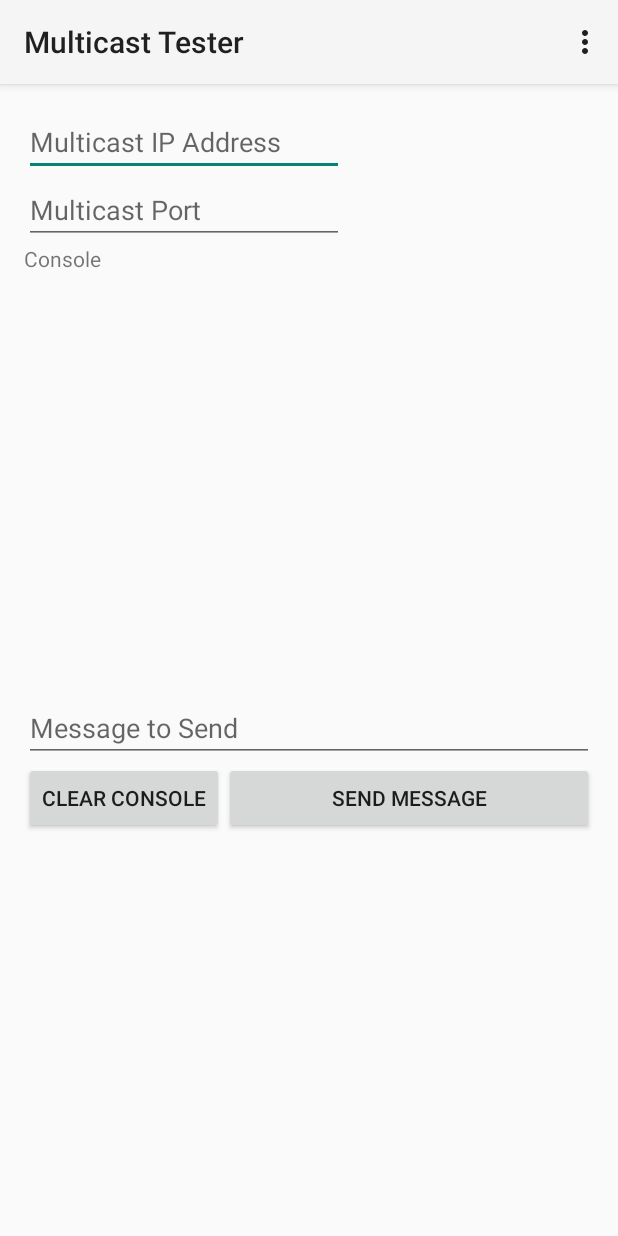
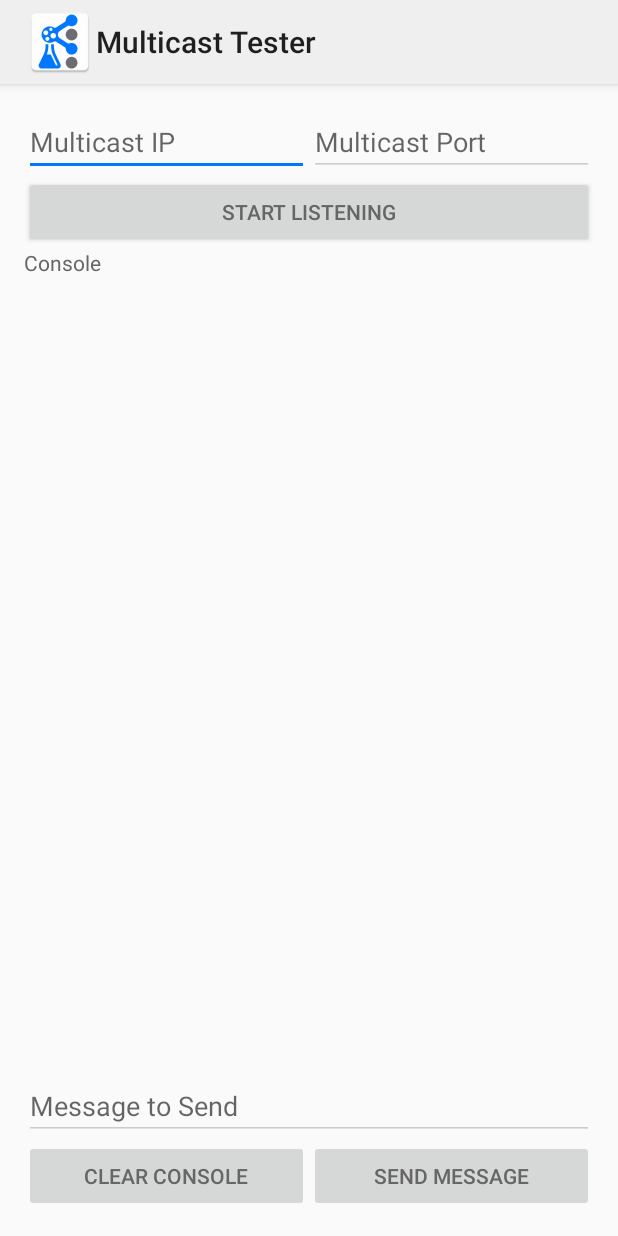
Before and after one commit to MitchTalmadge/Multicast-Tester, an Android app: the screen it shows after launch (MainActivity), on a phone screen of 412 x 824 dp. Run offline under Robolectric (Android 15) with nearby library versions, the light colour scheme and no system bars.

Commit message:
The app is now functional, has a new logo, and the style has been designed.

```diff
--- a/app/build.gradle
+++ b/app/build.gradle
@@ -17,9 +17,13 @@ android {
             proguardFiles getDefaultProguardFile('proguard-android.txt'), 'proguard-rules.pro'
         }
     }
+    compileOptions {
+        sourceCompatibility JavaVersion.VERSION_1_7
+        targetCompatibility JavaVersion.VERSION_1_7
+    }
 }
 
 dependencies {
-    compile "com.android.support:appcompat-v7:22.0.0"
+    compile 'com.android.support:appcompat-v7:22.0.0'
     compile fileTree(dir: 'libs', include: ['*.jar'])
 }
--- a/app/src/main/java/net/liveforcode/multicasttester/MainActivity.java
+++ b/app/src/main/java/net/liveforcode/multicasttester/MainActivity.java
@@ -1,16 +1,64 @@
 package net.liveforcode.multicasttester;
 
 import android.app.Activity;
+import android.content.Context;
+import android.net.wifi.WifiManager;
 import android.os.Bundle;
+import android.support.v7.app.ActionBar;
+import android.support.v7.app.ActionBarActivity;
 import android.view.Menu;
 import android.view.MenuItem;
+import android.view.View;
+import android.widget.Button;
+import android.widget.EditText;
+import android.widget.TextView;
 
-public class MainActivity extends Activity {
+import java.util.logging.Logger;
+
+public class MainActivity extends ActionBarActivity {
+
+    private EditText multicastIPField;
+    private EditText multicastPortField;
+    private TextView consoleView;
+    private EditText messageToSendField;
+
+    private boolean isListening = false;
+    private MulticastListenerThread multicastListenerThread;
+    private MulticastSenderThread multicastSenderThread;
 
     @Override
     protected void onCreate(Bundle savedInstanceState) {
         super.onCreate(savedInstanceState);
+
+        ActionBar actionBar = getSupportActionBar();
+        actionBar.setDisplayShowHomeEnabled(true);
+        actionBar.setIcon(R.mipmap.ic_launcher);
+
         setContentView(R.layout.activity_main);
+        WifiManager wifi = (WifiManager) getSystemService(Context.WIFI_SERVICE);
+        if (wifi != null) {
+            WifiManager.MulticastLock lock = wifi.createMulticastLock("multicast-tester");
+            lock.acquire();
+        }
+    }
+
+    @Override
+    protected void onStart() {
+        super.onStart();
+        this.multicastIPField = (EditText) findViewById(R.id.multicastIP);
+        this.multicastPortField = (EditText) findViewById(R.id.multicastPort);
+        this.consoleView = (TextView) findViewById(R.id.consoleTextView);
+        this.messageToSendField = (EditText) findViewById(R.id.messageToSend);
+    }
+
+    @Override
+    protected void onDestroy() {
+        super.onDestroy();
+        if (this.multicastListenerThread != null)
+            this.multicastListenerThread.stopRunning();
+        if (this.multicastSenderThread != null)
+            this.multicastSenderThread.interrupt();
+        isListening = false;
     }
 
     @Override
@@ -27,11 +75,60 @@ public class MainActivity extends Activity {
         // as you specify a parent activity in AndroidManifest.xml.
         int id = item.getItemId();
 
-        //noinspection SimplifiableIfStatement
-        if (id == R.id.action_settings) {
-            return true;
-        }
-
         return super.onOptionsItemSelected(item);
     }
+
+    public void onButton(View view) {
+        if (view.getId() == R.id.startListeningButton) {
+            if (this.isListening) {
+                if (this.multicastListenerThread != null)
+                    this.multicastListenerThread.stopRunning();
+                isListening = false;
+                ((Button) findViewById(R.id.startListeningButton)).setText(R.string.start_listening);
+                findViewById(R.id.clearConsoleButton).setEnabled(false);
+                findViewById(R.id.sendMessageButton).setEnabled(false);
+                this.clearConsole();
+            } else {
+                if (!this.multicastIPField.getText().toString().isEmpty() && !this.multicastPortField.getText().toString().isEmpty()) {
+
+                    this.multicastListenerThread = new MulticastListenerThread(this, this.consoleView, getMulticastIP(), getMulticastPort());
+                    multicastListenerThread.start();
+                    isListening = true;
+                    ((Button) findViewById(R.id.startListeningButton)).setText(R.string.stop_listening);
+                    findViewById(R.id.clearConsoleButton).setEnabled(true);
+                    findViewById(R.id.sendMessageButton).setEnabled(true);
+                    this.clearConsole();
+                }
+            }
+        } else if (view.getId() == R.id.clearConsoleButton) {
+            this.clearConsole();
+        } else if (view.getId() == R.id.sendMessageButton) {
+            if (this.isListening) {
+                this.multicastSenderThread = new MulticastSenderThread(this, getMessageToSend(), getMulticastIP(), getMulticastPort());
+                multicastSenderThread.start();
+            }
+        }
+    }
+
+    public String getMulticastIP() {
+        return this.multicastIPField.getText().toString();
+    }
+
+    public int getMulticastPort() {
+        return Integer.parseInt(this.multicastPortField.getText().toString());
+    }
+
+    public String getMessageToSend() {
+        return this.messageToSendField.getText().toString();
+    }
+
+    private void clearConsole() {
+        log("Clearing Console");
+        this.consoleView.setText("");
+    }
+
+    public void log(String message) {
+        Logger.getLogger("multicast-tester").info(message);
+    }
+
 }
--- a/app/src/main/res/layout/activity_main.xml
+++ b/app/src/main/res/layout/activity_main.xml
@@ -1,61 +1,95 @@
-<RelativeLayout xmlns:android="http://schemas.android.com/apk/res/android"
+<LinearLayout xmlns:android="http://schemas.android.com/apk/res/android"
     xmlns:tools="http://schemas.android.com/tools"
     android:layout_width="match_parent"
     android:layout_height="match_parent"
+    android:orientation="vertical"
     android:paddingBottom="@dimen/activity_vertical_margin"
     android:paddingLeft="@dimen/activity_horizontal_margin"
     android:paddingRight="@dimen/activity_horizontal_margin"
     android:paddingTop="@dimen/activity_vertical_margin"
     tools:context=".MainActivity">
 
+    <LinearLayout
+        android:layout_width="fill_parent"
+        android:layout_height="wrap_content"
+        android:weightSum="2">
+
         <EditText
             android:id="@+id/multicastIP"
-        android:layout_width="wrap_content"
+            android:layout_width="0dp"
             android:layout_height="wrap_content"
-        android:layout_alignParentStart="true"
-        android:layout_alignParentTop="true"
-        android:ems="10"
-        android:maxLength="15"
-        android:hint="Multicast IP Address" />
+            android:layout_weight="1"
+            android:hint="@string/multicast_ip_hint"
+            android:maxLength="15" />
 
         <EditText
             android:id="@+id/multicastPort"
-        android:layout_width="wrap_content"
+            android:layout_width="0dp"
             android:layout_height="wrap_content"
-        android:layout_below="@+id/multicastIP"
+            android:layout_weight="1"
             android:ems="10"
+            android:hint="@string/multicast_port_hint"
             android:inputType="number"
-        android:maxLength="6"
-        android:hint="Multicast Port" />
+            android:maxLength="6" />
+
+    </LinearLayout>
+
+    <Button
+        android:id="@+id/startListeningButton"
+        android:layout_width="fill_parent"
+        android:layout_height="wrap_content"
+        android:onClick="onButton"
+        android:text="@string/start_listening" />
 
     <TextView
-        android:id="@+id/consoleView"
+        android:layout_width="fill_parent"
+        android:layout_height="wrap_content"
+        android:text="@string/console" />
+
+    <ScrollView
         android:layout_width="match_parent"
-        android:layout_height="300dp"
-        android:layout_below="@id/multicastPort"
-        android:text="Console" />
+        android:layout_height="0dp"
+        android:layout_weight="1"
+        android:scrollbars="vertical"
+        android:fillViewport="true">
+
+        <TextView
+            android:id="@+id/consoleTextView"
+            android:layout_width="match_parent"
+            android:layout_height="wrap_content" />
+
+    </ScrollView>
 
     <EditText
         android:id="@+id/messageToSend"
-        android:layout_width="match_parent"
+        android:layout_width="fill_parent"
         android:layout_height="wrap_content"
-        android:layout_below="@id/consoleView"
-        android:maxLength="64"
-        android:hint="Message to Send" />
+        android:hint="@string/message_to_send"
+        android:maxLength="32" />
+
+    <LinearLayout
+        android:layout_width="fill_parent"
+        android:layout_height="wrap_content"
+        android:weightSum="2">
 
         <Button
             android:id="@+id/clearConsoleButton"
-        android:layout_width="wrap_content"
+            android:layout_width="0dp"
             android:layout_height="wrap_content"
-        android:layout_below="@id/messageToSend"
-        android:text="Clear Console" />
+            android:layout_weight="1"
+            android:enabled="false"
+            android:onClick="onButton"
+            android:text="@string/clear_console" />
 
         <Button
             android:id="@+id/sendMessageButton"
-        android:layout_width="fill_parent"
+            android:layout_width="0dp"
             android:layout_height="wrap_content"
-        android:layout_below="@id/messageToSend"
-        android:layout_toRightOf="@id/clearConsoleButton"
-        android:text="Send Message" />
+            android:layout_weight="1"
+            android:enabled="false"
+            android:onClick="onButton"
+            android:text="@string/send_message" />
 
-</RelativeLayout>
+    </LinearLayout>
+
+</LinearLayout>
--- a/app/src/main/res/menu/menu_main.xml
+++ b/app/src/main/res/menu/menu_main.xml
@@ -1,5 +1,2 @@
-<menu xmlns:android="http://schemas.android.com/apk/res/android"
-    xmlns:tools="http://schemas.android.com/tools" tools:context=".MainActivity">
-    <item android:id="@+id/action_settings" android:title="@string/action_settings"
-        android:orderInCategory="100" android:showAsAction="never" />
-</menu>
+<menu xmlns:tools="http://schemas.android.com/tools"
+    tools:context=".MainActivity"></menu>
--- a/app/src/main/res/values-v21/styles.xml
+++ /dev/null
@@ -1,5 +0,0 @@
-<?xml version="1.0" encoding="utf-8"?>
-<resources>
-    <style name="AppTheme" parent="android:Theme.Material.Light">
-    </style>
-</resources>
--- /dev/null
+++ b/app/src/main/res/values/colors.xml
@@ -0,0 +1,7 @@
+<?xml version="1.0" encoding="utf-8"?>
+<resources>
+
+    <color name="colorPrimary">#efefef</color>
+    <color name="colorPrimaryDark">#666666</color>
+    <color name="colorAccent">#0078ff</color>
+</resources>
--- a/app/src/main/res/values/strings.xml
+++ b/app/src/main/res/values/strings.xml
@@ -3,4 +3,12 @@
 
     <string name="hello_world">Hello world!</string>
     <string name="action_settings">Settings</string>
+    <string name="start_listening">Start Listening</string>
+    <string name="stop_listening">Stop Listening</string>
+    <string name="multicast_ip_hint">Multicast IP</string>
+    <string name="multicast_port_hint">Multicast Port</string>
+    <string name="console">Console</string>
+    <string name="message_to_send">Message to Send</string>
+    <string name="clear_console">Clear Console</string>
+    <string name="send_message">Send Message</string>
 </resources>
--- a/app/src/main/res/values/styles.xml
+++ b/app/src/main/res/values/styles.xml
@@ -1,8 +1,14 @@
 <resources>
 
     <!-- Base application theme. -->
-    <style name="AppTheme" parent="android:Theme.Holo.Light.DarkActionBar">
-        <!-- Customize your theme here. -->
+    <style name="AppTheme" parent="@style/Theme.AppCompat.Light">
+        <item name="colorPrimary">@color/colorPrimary</item>
+        <item name="colorPrimaryDark">@color/colorPrimaryDark</item>
+        <item name="colorAccent">@color/colorAccent</item>
+        <item name="android:textColor">#666</item>
+        <item name="android:textColorSecondary">#ccc</item>
+        <item name="android:navigationBarColor">@color/colorAccent</item>
+        <item name="android:statusBarColor">@color/colorAccent</item>
     </style>
 
 </resources>
```
Also changed, not shown: app/src/main/AndroidManifest.xml (+9 -3 lines), app/src/main/java/net/liveforcode/multicasttester/MulticastListenerThread.java (added, +87 -0 lines), app/src/main/java/net/liveforcode/multicasttester/MulticastSenderThread.java (added, +61 -0 lines), app/src/main/res/mipmap-hdpi/ic_launcher.png, app/src/main/res/mipmap-mdpi/ic_launcher.png, app/src/main/res/mipmap-xhdpi/ic_launcher.png, app/src/main/res/mipmap-xxhdpi/ic_launcher.png, 1 other file. Lines whose indentation alone changed are shown as unchanged.
